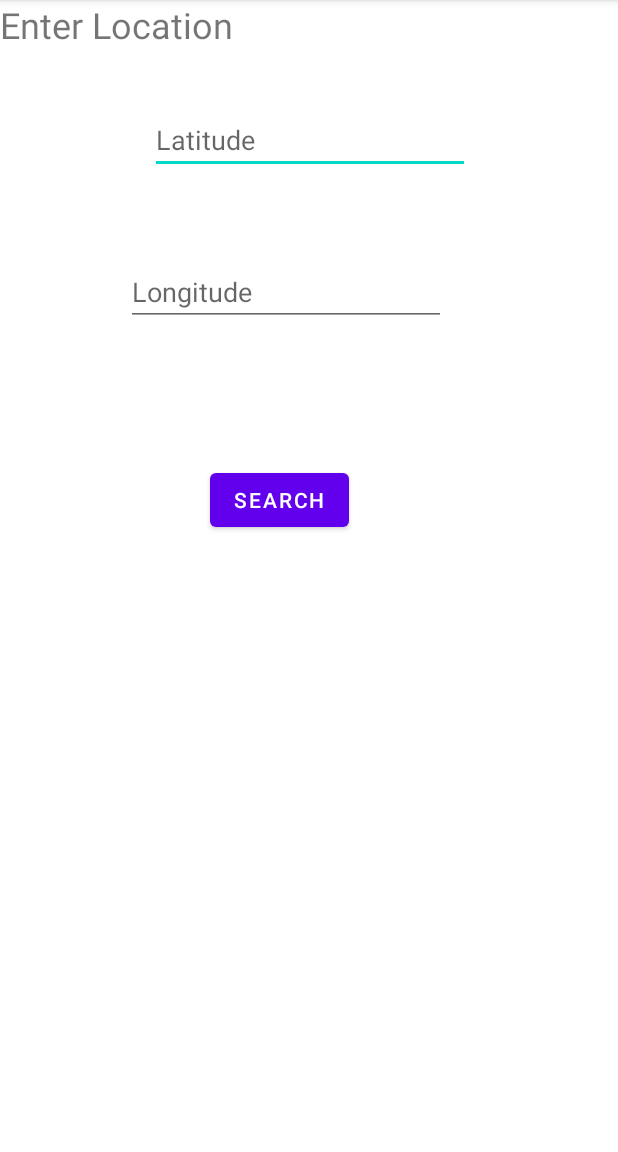
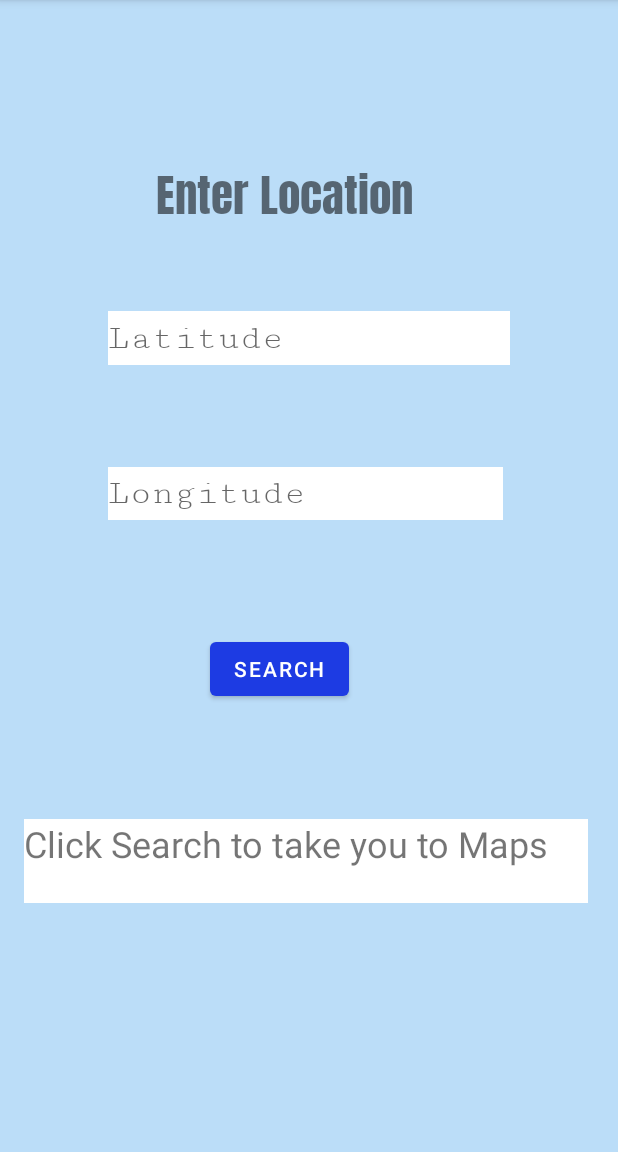
Before and after one commit to AkhilNagar/Nasa_DebrisTracker_App, an Android app: the location screen opened directly, with no data from a screen before it, on a phone screen of 412 x 824 dp, the part 84-1236 px from its top. Run offline under Robolectric (Android 15) with nearby library versions, the phone set to English and light mode, and no system bars; our stand-ins replace Volley.

Commit message:
API Integrations Complete

```diff
--- a/app/build.gradle
+++ b/app/build.gradle
@@ -1,5 +1,6 @@
 plugins {
     id 'com.android.application'
+    id 'com.google.secrets_gradle_plugin' version '0.4'
 }
 
 android {
--- a/app/src/main/AndroidManifest.xml
+++ b/app/src/main/AndroidManifest.xml
@@ -50,6 +50,7 @@
             </intent-filter>
         </activity>
 
+
     </application>
 
 </manifest>
--- a/app/src/main/java/com/example/poseidon/location.java
+++ b/app/src/main/java/com/example/poseidon/location.java
@@ -93,7 +93,7 @@ public class location extends AppCompatActivity {
 
                 startActivity(intent);
             }
-        }, 8000);
+        }, 10000);
         //text.setText(latf.toString()+" "+lonf.toString());
 
 
--- a/app/src/main/res/layout/location.xml
+++ b/app/src/main/res/layout/location.xml
@@ -4,44 +4,54 @@
     xmlns:tools="http://schemas.android.com/tools"
     android:layout_width="match_parent"
     android:layout_height="match_parent"
+    android:background="#BBDDF8"
     android:onClick="goToNext">
 
     <TextView
         android:id="@+id/textView2"
-        android:layout_width="wrap_content"
-        android:layout_height="wrap_content"
+        android:layout_width="174dp"
+        android:layout_height="47dp"
+        android:layout_marginStart="104dp"
+        android:layout_marginLeft="104dp"
+        android:layout_marginTop="100dp"
+        android:fontFamily="@font/anton"
         android:text="Enter Location"
-        android:textSize="24sp"
-        tools:layout_editor_absoluteX="128dp"
-        tools:layout_editor_absoluteY="136dp" />
+        android:textSize="30sp"
+        app:layout_constraintStart_toStartOf="parent"
+        app:layout_constraintTop_toTopOf="parent" />
 
     <EditText
         android:id="@+id/lat"
-        android:layout_width="wrap_content"
-        android:layout_height="wrap_content"
-        android:layout_marginStart="100dp"
-        android:layout_marginLeft="100dp"
-        android:layout_marginTop="38dp"
-        android:layout_marginBottom="55dp"
+        android:layout_width="268dp"
+        android:layout_height="36dp"
+        android:layout_marginStart="72dp"
+        android:layout_marginLeft="72dp"
+        android:layout_marginTop="60dp"
+        android:background="#FFFFFF"
         android:ems="10"
+        android:fontFamily="serif-monospace"
         android:hint="Latitude"
         android:inputType="textPersonName"
+        android:singleLine="false"
+        android:textSize="24sp"
         android:visibility="visible"
-        app:layout_constraintBottom_toTopOf="@+id/lon"
         app:layout_constraintStart_toStartOf="parent"
         app:layout_constraintTop_toBottomOf="@+id/textView2" />
 
     <EditText
         android:id="@+id/lon"
-        android:layout_width="wrap_content"
-        android:layout_height="wrap_content"
-        android:layout_marginStart="84dp"
-        android:layout_marginLeft="84dp"
-        android:layout_marginTop="56dp"
+        android:layout_width="263dp"
+        android:layout_height="35dp"
+        android:layout_marginStart="72dp"
+        android:layout_marginLeft="72dp"
+        android:layout_marginTop="68dp"
+        android:background="#FFFFFF"
         android:ems="10"
+        android:fontFamily="serif-monospace"
         android:hint="Longitude"
         android:inputType="textPersonName"
         android:onClick="goToNext"
+        android:textSize="24sp"
         app:layout_constraintStart_toStartOf="parent"
         app:layout_constraintTop_toBottomOf="@+id/lat" />
 
@@ -51,28 +61,32 @@
         android:layout_height="wrap_content"
         android:layout_marginStart="140dp"
         android:layout_marginLeft="140dp"
-        android:layout_marginTop="92dp"
+        android:layout_marginTop="75dp"
         android:onClick="goToNext"
         android:text="Search"
+        app:backgroundTint="#1D3BE3"
         app:layout_constraintStart_toStartOf="parent"
         app:layout_constraintTop_toBottomOf="@+id/lon" />
 
     <TextView
         android:id="@+id/textView3"
-        android:layout_width="287dp"
-        android:layout_height="87dp"
+        android:layout_width="376dp"
+        android:layout_height="56dp"
         android:layout_marginStart="20dp"
         android:layout_marginLeft="20dp"
         android:layout_marginTop="76dp"
         android:layout_marginEnd="24dp"
         android:layout_marginRight="24dp"
         android:layout_marginBottom="98dp"
+        android:background="#FFFFFF"
+        android:text="Click Search to take you to Maps"
         android:textSize="24sp"
         app:layout_constraintBottom_toBottomOf="parent"
         app:layout_constraintEnd_toEndOf="parent"
+        app:layout_constraintHorizontal_bias="0.525"
         app:layout_constraintStart_toStartOf="parent"
         app:layout_constraintTop_toBottomOf="@+id/button2"
-        app:layout_constraintVertical_bias="0.78" />
+        app:layout_constraintVertical_bias="0.0" />
 
 
 </androidx.constraintlayout.widget.ConstraintLayout>
```
Also changed, not shown: 1 other file.
